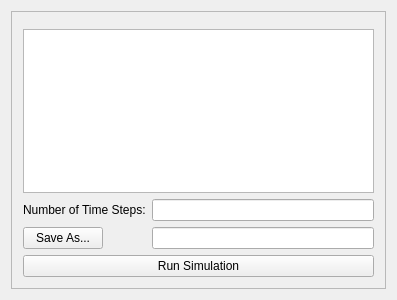
First picture: the form in GalaxySim2020/src/Graphics/GUI Components/QtGui/SimulationWidget/SimulationWidget.ui, repository CoffeeCat0010/GalaxySim2020, before the edit.
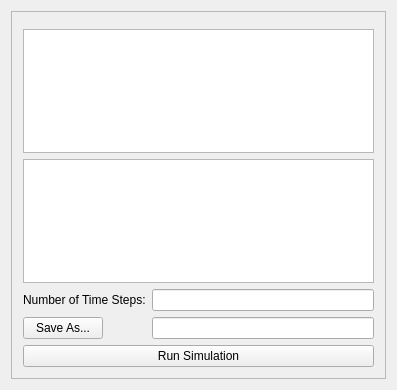
Second picture: the form after the edit. Custom widgets are drawn as their Qt base class.

The edit to the form file:
```diff
--- a/GalaxySim2020/src/Graphics/GUI Components/QtGui/SimulationWidget/SimulationWidget.ui
+++ b/GalaxySim2020/src/Graphics/GUI Components/QtGui/SimulationWidget/SimulationWidget.ui
@@ -7,7 +7,7 @@
     <x>0</x>
     <y>0</y>
     <width>397</width>
-    <height>300</height>
+    <height>390</height>
    </rect>
   </property>
   <property name="contextMenuPolicy">
@@ -28,7 +28,7 @@
         <x>0</x>
         <y>0</y>
         <width>377</width>
-        <height>280</height>
+        <height>370</height>
        </rect>
       </property>
       <layout class="QVBoxLayout" name="verticalLayout">
@@ -41,14 +41,14 @@
        </item>
        <item>
         <layout class="QFormLayout" name="scrollLayout">
-         <item row="1" column="0">
+         <item row="3" column="0">
           <widget class="QLabel" name="timeStepsInputLabel">
            <property name="text">
             <string>Number of Time Steps:</string>
            </property>
           </widget>
          </item>
-         <item row="1" column="1">
+         <item row="3" column="1">
           <widget class="QLineEdit" name="timeStepsLine">
            <property name="toolTip">
             <string>Number of Time steps</string>
@@ -58,25 +58,28 @@
            </property>
           </widget>
          </item>
-         <item row="2" column="0">
+         <item row="4" column="0">
           <widget class="QPushButton" name="SaveAsButton">
            <property name="text">
             <string>Save As...</string>
            </property>
           </widget>
          </item>
-         <item row="2" column="1">
+         <item row="4" column="1">
           <widget class="QLineEdit" name="FilePath"/>
          </item>
-         <item row="3" column="0" colspan="2">
+         <item row="5" column="0" colspan="2">
           <widget class="QPushButton" name="RunSimulation">
            <property name="text">
             <string>Run Simulation</string>
            </property>
           </widget>
          </item>
-         <item row="0" column="0" colspan="2">
-          <widget class="QTreeView" name="p_gravObjView"/>
+         <item row="2" column="0" colspan="2">
+          <widget class="QUI::GravObjView" name="p_propertiesView"/>
+         </item>
+         <item row="1" column="0" colspan="2">
+          <widget class="QListView" name="p_gravObjView"/>
          </item>
         </layout>
        </item>
@@ -87,6 +90,13 @@
   </layout>
  </widget>
  <layoutdefault spacing="6" margin="11"/>
+ <customwidgets>
+  <customwidget>
+   <class>QUI::GravObjView</class>
+   <extends>QTreeView</extends>
+   <header>src\Graphics\GUI Components\QtGui\SimulationWidget\SubWidgets\GravObjView.h</header>
+  </customwidget>
+ </customwidgets>
  <resources/>
  <connections>
   <connection>
```
